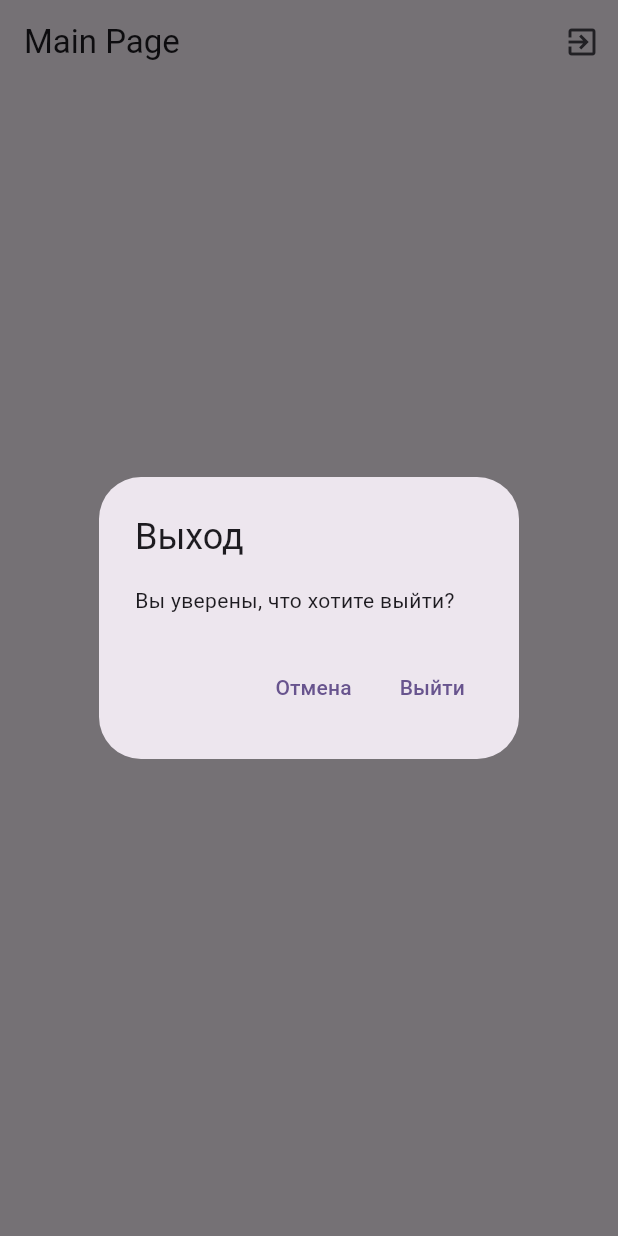
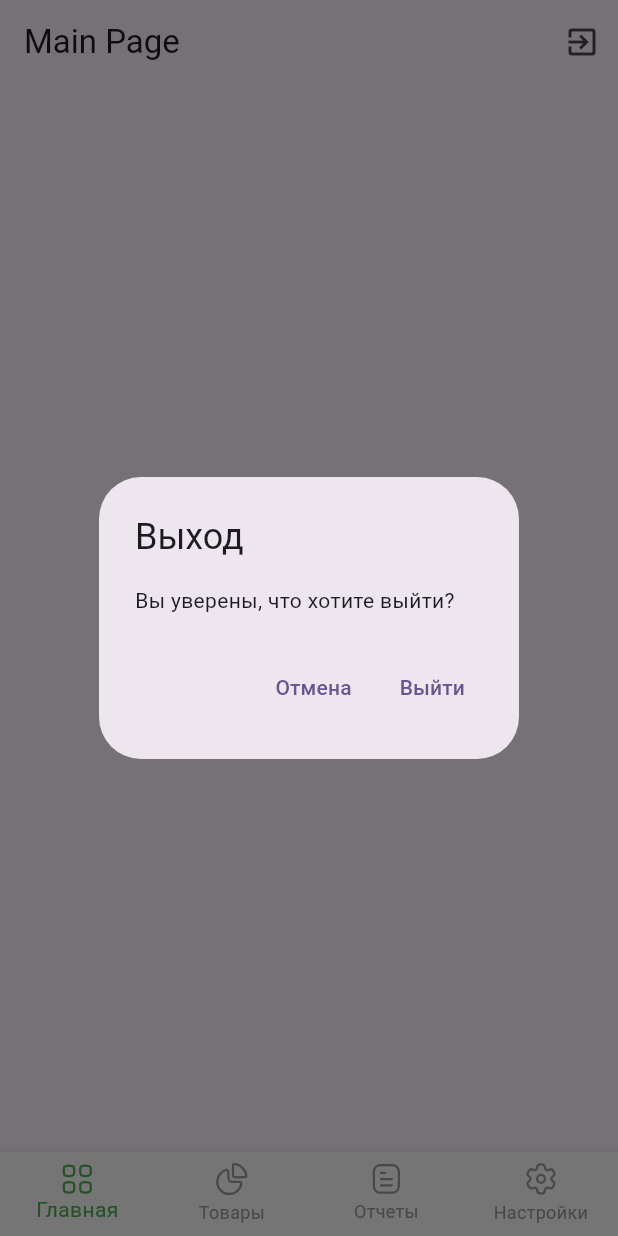
Before and after one commit to raatbek02/BSmart_first_app, a Flutter app: the MainPage screen opened by its route, after a tap on the "exit to app" icon, on a phone screen of 412 x 824 dp. Run offline on Flutter 3.47's test engine with Material 3 defaults, Android fonts, the phone set to English and light mode, and no system bars; our stand-ins replace dartz, dio, equatable, flutter_bloc, flutter_screenutil, flutter_spinkit and 7 more; missing offline and left inert: syncfusion_localizations; accounts and stored records are empty.

Commit message:
Added icons bottom nav

```diff
--- a/lib/features/auth/presentation/pages/sign_in_page.dart
+++ b/lib/features/auth/presentation/pages/sign_in_page.dart
@@ -3,7 +3,6 @@ import 'package:bsmart_first_app/core/helpers/my_logger.dart';
 import 'package:bsmart_first_app/core/routes/admin_routes.dart';
 import 'package:bsmart_first_app/features/auth/presentation/bloc/auth_bloc/auth_bloc.dart';
 import 'package:bsmart_first_app/features/auth/presentation/widgets/auth_textfields.dart';
-import 'package:dio/dio.dart';
 import 'package:flutter/cupertino.dart';
 import 'package:flutter/material.dart';
 import 'package:flutter_bloc/flutter_bloc.dart';
@@ -13,7 +12,6 @@ import 'package:flutter_svg/svg.dart';
 import 'package:go_router/go_router.dart';
 import 'package:google_fonts/google_fonts.dart';
 import 'package:rxdart/rxdart.dart';
-import 'package:rxdart/subjects.dart';
 
 class SignInPage extends StatefulWidget {
   const SignInPage({super.key});
--- /dev/null
+++ b/lib/features/home/presentation/pages/home_page.dart
@@ -0,0 +1,75 @@
+
+
+
+import 'package:bsmart_first_app/core/routes/auth_routes.dart';
+import 'package:bsmart_first_app/features/auth/presentation/bloc/auth_bloc/auth_bloc.dart';
+import 'package:flutter/material.dart';
+import 'package:flutter_bloc/flutter_bloc.dart';
+import 'package:flutter_screenutil/flutter_screenutil.dart';
+import 'package:go_router/go_router.dart';
+
+class HomePage extends StatefulWidget {
+  const HomePage({super.key});
+
+  @override
+  State<HomePage> createState() => _HomePageState();
+}
+
+class _HomePageState extends State<HomePage> {
+  @override
+  Widget build(BuildContext context) {
+    return Scaffold(
+      appBar: AppBar(
+        title: const Text('Main Page'),
+        actions: [
+          IconButton(
+            icon: const Icon(Icons.exit_to_app),
+            onPressed: () => _showLogoutDialog(context),
+          ),
+        ],
+      ),
+      body: BlocListener<AuthBloc, AuthState>(
+        listener: (context, state) {
+          if (state is AuthUnauthenticated || state is AuthLogoutSuccess) {
+            // Перенаправляем пользователя на страницу входа после выхода
+            context.go(AuthRoutes.onBoardingPage);
+          }
+        },
+        child: const Center(
+          child: Text('Main Page Content'),
+        ),
+      ),
+    );
+  }
+
+  void _showLogoutDialog(BuildContext context) {
+    showDialog(
+      context: context,
+      builder: (BuildContext context) {
+        return AlertDialog(
+          title: const Text('Выход'),
+          content: const Text('Вы уверены, что хотите выйти?'),
+          actions: <Widget>[
+            TextButton(
+              child: const Text('Отмена'),
+              onPressed: () {
+                Navigator.of(context).pop();
+              },
+            ),
+            TextButton(
+              child: const Text('Выйти'),
+              onPressed: () {
+                Navigator.of(context).pop();
+                _logout(context);
+              },
+            ),
+          ],
+        );
+      },
+    );
+  }
+
+  void _logout(BuildContext context) {
+    BlocProvider.of<AuthBloc>(context).add(LogoutEvent());
+  }
+}
--- a/lib/features/home/presentation/pages/main_page.dart
+++ b/lib/features/home/presentation/pages/main_page.dart
@@ -1,71 +1,114 @@
-import 'package:bsmart_first_app/core/routes/auth_routes.dart';
-import 'package:bsmart_first_app/features/auth/presentation/bloc/auth_bloc/auth_bloc.dart';
+import 'package:bsmart_first_app/features/home/presentation/pages/home_page.dart';
+import 'package:flutter/cupertino.dart';
 import 'package:flutter/material.dart';
-import 'package:flutter_bloc/flutter_bloc.dart';
-import 'package:go_router/go_router.dart';
+import 'package:flutter_svg/svg.dart';
 
 class MainPage extends StatefulWidget {
-  const MainPage({super.key});
+  final int initialPage;
+  const MainPage({
+    super.key,
+    this.initialPage = 0,
+  });
 
   @override
   State<MainPage> createState() => _MainPageState();
 }
 
 class _MainPageState extends State<MainPage> {
+  final currentIndex = ValueNotifier<int>(0);
+  PageController? _pageController;
+
+  @override
+  void initState() {
+    super.initState();
+    currentIndex.value = widget.initialPage;
+    _pageController = PageController(initialPage: currentIndex.value);
+  }
+
+  @override
+  void dispose() {
+    _pageController?.dispose();
+    super.dispose();
+  }
+
+  List<Widget> get pages => [
+        const HomePage(),
+        const HomePage(),
+        const HomePage(),
+        const HomePage(),
+      ];
+
+  void onTap(int index) {
+    currentIndex.value = index;
+    _pageController?.jumpToPage(index);
+  }
+
   @override
   Widget build(BuildContext context) {
-    return Scaffold(
-      appBar: AppBar(
-        title: const Text('Main Page'),
-        actions: [
-          IconButton(
-            icon: const Icon(Icons.exit_to_app),
-            onPressed: () => _showLogoutDialog(context),
+    return GestureDetector(
+      onTap: () => FocusScope.of(context).unfocus(),
+      child: Scaffold(
+        backgroundColor: Colors.white,
+        body: PageView(
+          physics: const NeverScrollableScrollPhysics(),
+          controller: _pageController,
+          children: pages,
+          onPageChanged: (index) => currentIndex.value = index,
+        ),
+        bottomNavigationBar: ValueListenableBuilder<int>(
+          valueListenable: currentIndex,
+          builder: (_, value, __) => BottomNavigationBar(
+            currentIndex: value,
+            onTap: onTap,
+            backgroundColor: Colors.white,
+            selectedItemColor: Colors.green,
+            unselectedItemColor: Colors.grey.shade500,
+            type: BottomNavigationBarType.fixed, // Отключаем анимацию
+            items: [
+              BottomNavigationBarItem(
+                icon: SvgPicture.asset(
+                  'assets/svg/bottom_navigation_icons/home_icon.svg',
+                  colorFilter: ColorFilter.mode(
+                    value == 0 ? Colors.green : Colors.grey.shade500,
+                    BlendMode.srcIn,
+                  ),
+                ),
+                label: 'Главная',
+              ),
+              BottomNavigationBarItem(
+                icon: SvgPicture.asset(
+                  'assets/svg/bottom_navigation_icons/products_icon.svg',
+                  colorFilter: ColorFilter.mode(
+                    value == 1 ? Colors.green : Colors.grey.shade500,
+                    BlendMode.srcIn,
+                  ),
+                ), // Товары
+                label: 'Товары',
+              ),
+              BottomNavigationBarItem(
+                icon: SvgPicture.asset(
+                  'assets/svg/bottom_navigation_icons/reports_icon.svg',
+                  colorFilter: ColorFilter.mode(
+                    value == 2 ? Colors.green : Colors.grey.shade500,
+                    BlendMode.srcIn,
+                  ),
+                ), // Т
+                label: 'Отчеты',
+              ),
+              BottomNavigationBarItem(
+                icon: SvgPicture.asset(
+                  'assets/svg/bottom_navigation_icons/settings_icon.svg',
+                  colorFilter: ColorFilter.mode(
+                    value == 3 ? Colors.green : Colors.grey.shade500,
+                    BlendMode.srcIn,
+                  ),
+                ), // Т
+                label: 'Настройки',
+              ),
+            ],
           ),
-        ],
-      ),
-      body: BlocListener<AuthBloc, AuthState>(
-        listener: (context, state) {
-          if (state is AuthUnauthenticated || state is AuthLogoutSuccess) {
-            // Перенаправляем пользователя на страницу входа после выхода
-            context.go(AuthRoutes.onBoardingPage);
-          }
-        },
-        child: const Center(
-          child: Text('Main Page Content'),
         ),
       ),
     );
   }
-
-  void _showLogoutDialog(BuildContext context) {
-    showDialog(
-      context: context,
-      builder: (BuildContext context) {
-        return AlertDialog(
-          title: const Text('Выход'),
-          content: const Text('Вы уверены, что хотите выйти?'),
-          actions: <Widget>[
-            TextButton(
-              child: const Text('Отмена'),
-              onPressed: () {
-                Navigator.of(context).pop();
-              },
-            ),
-            TextButton(
-              child: const Text('Выйти'),
-              onPressed: () {
-                Navigator.of(context).pop();
-                _logout(context);
-              },
-            ),
-          ],
-        );
-      },
-    );
-  }
-
-  void _logout(BuildContext context) {
-    BlocProvider.of<AuthBloc>(context).add(LogoutEvent());
-  }
 }
--- a/pubspec.yaml
+++ b/pubspec.yaml
@@ -37,6 +37,7 @@ dependencies:
   flutter_spinkit: ^5.2.0
   awesome_dialog: ^3.2.0
   flutter_svg: ^2.0.10+1
+  convex_bottom_bar: ^3.2.0
   # Architecture
   flutter_bloc: ^8.1.4
   get_it: ^7.2.0
@@ -85,9 +86,13 @@ flutter:
 
   # To add assets to your application, add an assets section, like this:
   assets:
+    # Png, jpg, jpeg and more images
     - assets/images/
+    # Json files
     - assets/lotties/
+    # Svg files
     - assets/svg/
+    - assets/svg/bottom_navigation_icons/
 
   # An image asset can refer to one or more resolution-specific "variants", see
   # https://flutter.dev/assets-and-images/#resolution-aware
```
Also changed, not shown: assets/svg/bottom_navigation_icons/home_icon.svg (added), assets/svg/bottom_navigation_icons/products_icon.svg (added), assets/svg/bottom_navigation_icons/reports_icon.svg (added), assets/svg/bottom_navigation_icons/settings_icon.svg (added), pubspec.lock.
